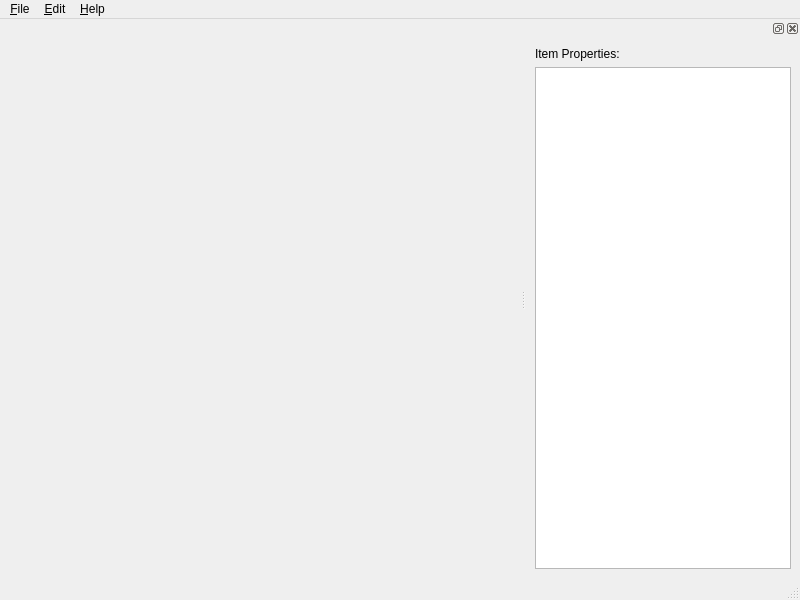
The window that pdfedit/ui/MainWnd.ui (match41/sumpdf) describes before a commit, drawn with Qt 5.
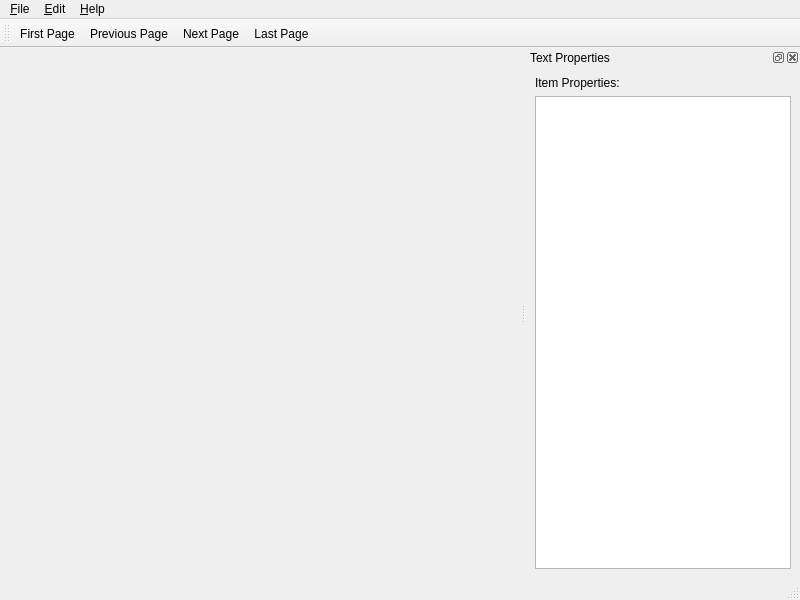
The same window after the commit. Icons and pictures are not drawn.

Commit message: Text Images for navigation buttons replaced by action icons: next, previous, first and last page.

Patch:
```diff
--- a/pdfedit/ui/MainWnd.ui
+++ b/pdfedit/ui/MainWnd.ui
@@ -54,6 +54,9 @@
   </widget>
   <widget class="QStatusBar" name="m_statusbar"/>
   <widget class="QDockWidget" name="dockWidget">
+   <property name="windowTitle">
+    <string>Text Properties</string>
+   </property>
    <attribute name="dockWidgetArea">
     <number>2</number>
    </attribute>
@@ -72,6 +75,21 @@
     </layout>
    </widget>
   </widget>
+  <widget class="QToolBar" name="m_toolbar_navigation">
+   <property name="windowTitle">
+    <string>Navigation Toolbar</string>
+   </property>
+   <attribute name="toolBarArea">
+    <enum>TopToolBarArea</enum>
+   </attribute>
+   <attribute name="toolBarBreak">
+    <bool>false</bool>
+   </attribute>
+   <addaction name="m_action_first_pg"/>
+   <addaction name="m_action_previous_pg"/>
+   <addaction name="m_action_next_pg"/>
+   <addaction name="m_action_last_pg"/>
+  </widget>
   <action name="m_action_new">
    <property name="text">
     <string>&amp;New</string>
@@ -112,6 +130,54 @@
     <string>&amp;Font...</string>
    </property>
   </action>
+  <action name="m_action_next_pg">
+   <property name="icon">
+    <iconset resource="pdfedit.qrc">
+     <normaloff>:/images/arrow-right.png</normaloff>:/images/arrow-right.png</iconset>
+   </property>
+   <property name="text">
+    <string>Next Page</string>
+   </property>
+  </action>
+  <action name="m_action_previous_pg">
+   <property name="icon">
+    <iconset resource="pdfedit.qrc">
+     <normaloff>:/images/arrow-left.png</normaloff>:/images/arrow-left.png</iconset>
+   </property>
+   <property name="text">
+    <string>Previous Page</string>
+   </property>
+  </action>
+  <action name="m_action_last_pg">
+   <property name="icon">
+    <iconset resource="pdfedit.qrc">
+     <normaloff>:/images/arrow-right-end.png</normaloff>:/images/arrow-right-end.png</iconset>
+   </property>
+   <property name="text">
+    <string>Last Page</string>
+   </property>
+   <property name="toolTip">
+    <string>Last Page</string>
+   </property>
+  </action>
+  <action name="m_action_first_pg">
+   <property name="icon">
+    <iconset resource="pdfedit.qrc">
+     <normaloff>:/images/arrow-left-end.png</normaloff>:/images/arrow-left-end.png</iconset>
+   </property>
+   <property name="text">
+    <string>First Page</string>
+   </property>
+  </action>
+  <action name="m_action_open_2">
+   <property name="icon">
+    <iconset resource="pdfedit.qrc">
+     <normaloff>:/images/directory_open.png</normaloff>:/images/directory_open.png</iconset>
+   </property>
+   <property name="text">
+    <string>Open File</string>
+   </property>
+  </action>
  </widget>
  <resources>
   <include location="pdfedit.qrc"/>
```
Left out of the diff: 2 changed lines with no effect on the pictures. The commit also changes 5 other files.
